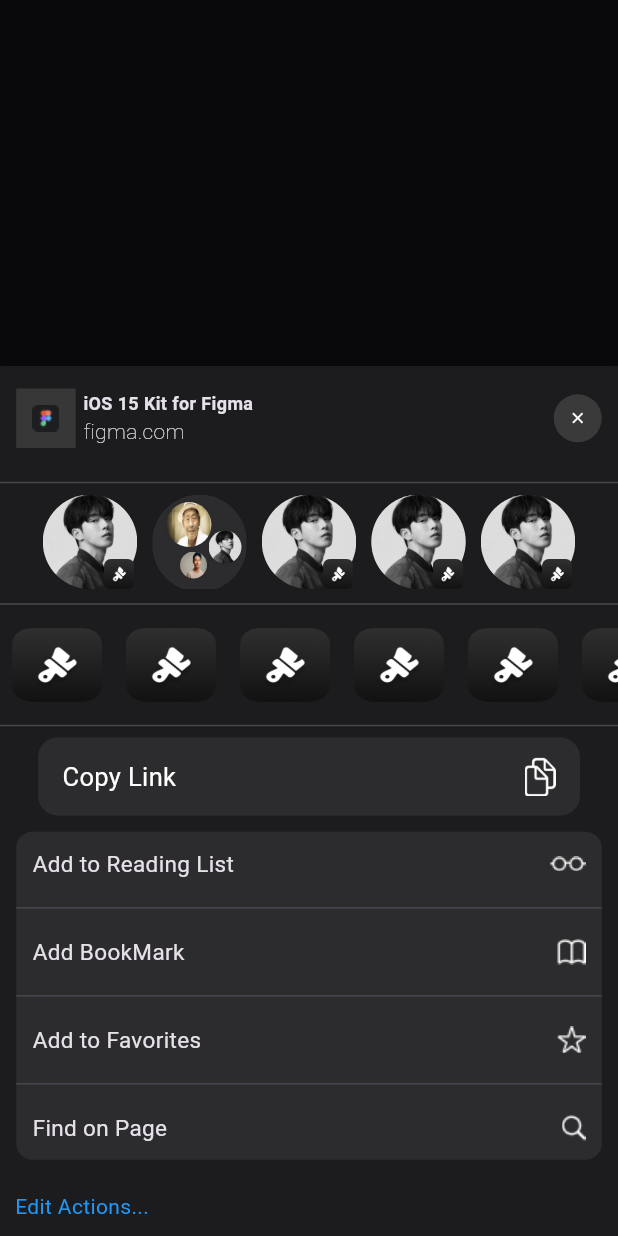
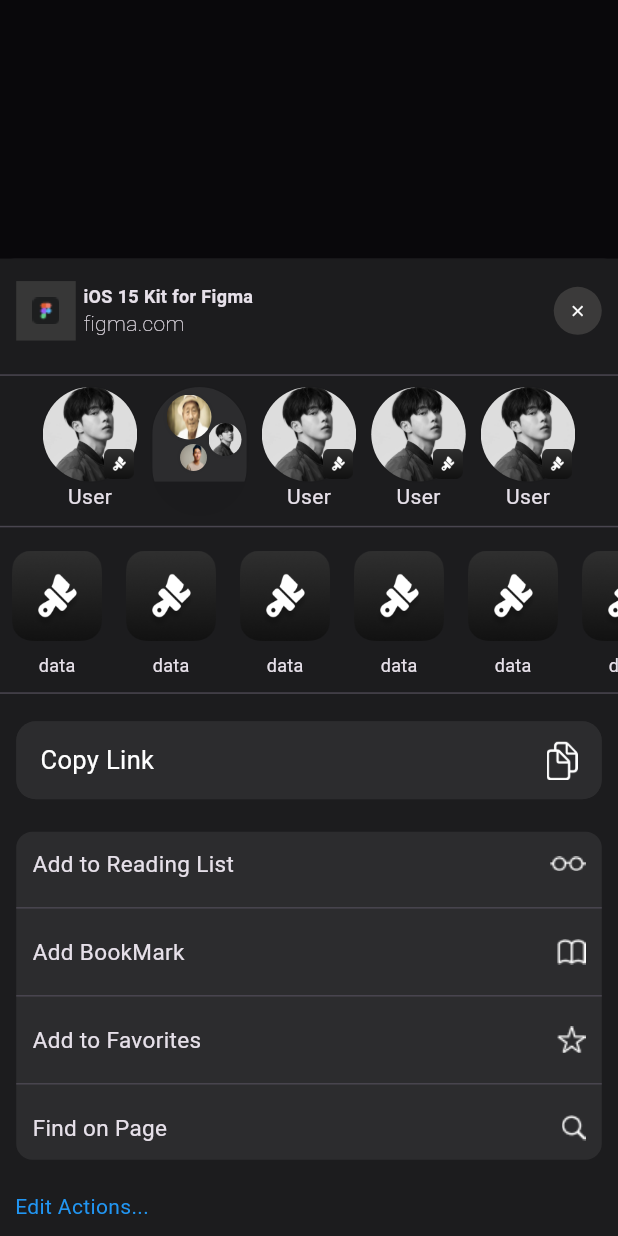
Before and after one commit to AbdurahmanAb/social_project, a Flutter app: what showBottomSheet() shows on an empty page, opened directly, on a phone screen of 412 x 824 dp. Run offline on Flutter 3.47's test engine with Material 3 defaults, Android fonts, the phone set to English and light mode, and no system bars; our stand-ins replace dots_indicator, get, image_picker; missing offline and left inert: any_link_preview, radio_group_v2; Roboto replaces fonts that are missing (SF Pro Text); project files that could hold a hidden picture were left out.

Commit message:
final commit  the project main part ended here modified the radio button added ui component

```diff
--- a/lib/core/bottom_bar.dart
+++ b/lib/core/bottom_bar.dart
@@ -37,6 +37,7 @@
       selectedItemColor: Constants.appColor,
       items: [
         BottomNavigationBarItem(
+          backgroundColor: Colors.transparent,
             icon: Image.asset("assets/Lounge/icon__lounge.png"), label: "라운지"),
         BottomNavigationBarItem(
             icon: Image.asset("assets/Lounge/button_gab_write.png"), label: ""),
--- a/lib/core/MyBottomSheet.dart
+++ b/lib/core/my_bottom_sheet.dart
@@ -1,3 +1,4 @@
+// ignore: unnecessary_import
 import 'package:flutter/cupertino.dart';
 import 'package:flutter/material.dart';
 import 'package:kim/core/ui/app_button.dart';
--- a/lib/core/share/Shareavatar.dart
+++ b/lib/core/share/Shareavatar.dart
@@ -1,5 +1,7 @@
 import 'package:flutter/cupertino.dart';
 import 'package:flutter/material.dart';
+import 'package:kim/core/text/MidText.dart';
+import 'package:kim/utils/constants.dart';
 
 class ShareAvatar extends StatelessWidget {
   final String path;
@@ -7,7 +9,9 @@
   const ShareAvatar({super.key, required this.path});
   @override
   Widget build(BuildContext context) {
-    return Stack(
+    return Column(
+      children: [
+        Stack(
           children: [
             Container(
               width: 63,
@@ -59,6 +63,9 @@
               ),
             ),
           ],
+        ),
+        MidText(text: "User", size: Constants.mdFont,)
+      ],
     );
   }
 }
--- a/lib/core/share/group_avatar.dart
+++ b/lib/core/share/group_avatar.dart
@@ -7,7 +7,7 @@
   Widget build(BuildContext context) {
     return Container(
       width: 63,
-      height: 65,
+      height: 85,
       clipBehavior: Clip.antiAlias,
       decoration: ShapeDecoration(
         shape: RoundedRectangleBorder(
--- a/lib/core/share/share.dart
+++ b/lib/core/share/share.dart
@@ -87,9 +87,9 @@
                 const Divider(),
 
                 SizedBox(
-                  height: 65,
+                  height: 85,
                   child: ListView.separated(
-                    separatorBuilder: (context, index) => SizedBox(
+                    separatorBuilder: (context, index) =>const SizedBox(
                       width: 10,
                     ),
                     scrollDirection: Axis.horizontal,
@@ -106,7 +106,7 @@
 
                 //Share to Social media
                 SizedBox(
-                  height: 65,
+                  height: 95,
                   //  width: 60,
                   child: ListView.builder(
                     itemCount: 8,
@@ -118,8 +118,10 @@
                   ),
                 ),
                 const Divider(),
-                Container(
-                  width: 361,
+                Padding(
+                  padding: EdgeInsets.all(Constants.height10),
+                  child: Container(
+                                 //   width: 361,
                                 //    height: 48,
                     clipBehavior: Clip.antiAlias,
                     decoration: ShapeDecoration(
@@ -148,7 +150,7 @@
                             mainAxisAlignment: MainAxisAlignment.spaceBetween,
                             crossAxisAlignment: CrossAxisAlignment.center,
                             children: [
-                            Text(
+                             const Text(
                                 'Copy Link',
                                 style: TextStyle(
                                   color: Colors.white,
@@ -165,9 +167,10 @@
                       ],
                     ),
                   ),
+                ),
 
                 Padding(
-                  padding:  EdgeInsets.all(Constants.height10),
+                  padding: EdgeInsets.all(Constants.height10),
                   child: ButtonActions(),
                 ),
                 const Padding(
--- a/lib/core/share/socials.dart
+++ b/lib/core/share/socials.dart
@@ -5,7 +5,9 @@
 
   @override
   Widget build(BuildContext context) {
-    return Padding(
+    return Column(
+      children: [
+        Padding(
           padding: const EdgeInsets.all(8.0),
           child: Row(
             children: [
@@ -21,6 +23,10 @@
               )
             ],
           ),
+        ),
+
+     Text("data", style:TextStyle(fontSize: 12),)
+      ],
     );
   }
 }
--- a/lib/features/gab_write/presentation/widgets/bottom_sheet_radio.dart
+++ b/lib/features/gab_write/presentation/widgets/bottom_sheet_radio.dart
@@ -69,8 +69,8 @@
                       crossAxisAlignment: CrossAxisAlignment.center,
                       children: [
                         _selectedIndex == index
-                            ? Image.asset("assets/icons/radio_check.png")
-                            : Image.asset("assets/icons/radio.png"),
+                            ? Image.asset("assets/icons/radio_check.png",height:20,)
+                            : Image.asset("assets/icons/radio.png",height: 20,),
                         SizedBox(
                           width: 5,
                         ),
--- a/lib/features/profile/presentation/screen/profile_edit.dart
+++ b/lib/features/profile/presentation/screen/profile_edit.dart
@@ -57,7 +57,7 @@
                     context,
                     "카메라",
                     "assets/icons/icon_modify.png",
-                    "assets/icons/icon__picture.png",
+                    "assets/icons/icon_picture.png",
                     "사진 앨범",
                     "닫기");
               },
--- a/lib/features/profile/presentation/widgets/add_username.dart
+++ b/lib/features/profile/presentation/widgets/add_username.dart
@@ -78,7 +78,7 @@
                   focusedBorder: OutlineInputBorder(borderSide: BorderSide(color: Constants.chipColor, width: .5, ),  borderRadius: BorderRadius.circular(10)),
                     contentPadding: EdgeInsets.all(8),
                     filled: true,
-                    hintText: "@사용자명 (예 : @wegab)",
+                    hintText: "URL 입력 (예 : https://youtube.com/@wegab)",
                     fillColor: Constants.Iconbg,
                     border:  OutlineInputBorder(borderSide: BorderSide(color: Constants.chipColor, width: .2, ),  borderRadius: BorderRadius.circular(10))),
               ),
```
Also changed, not shown: lib/core/radio_button_group.dart (+2 -5 lines), lib/core/separator.dart (deleted, +0 -14 lines), assets/icons/icon__picture.png (deleted), assets/icons/icon_picture.png, assets/icons/radio.png, assets/icons/radio_check.png. Lines whose indentation alone changed are shown as unchanged.
